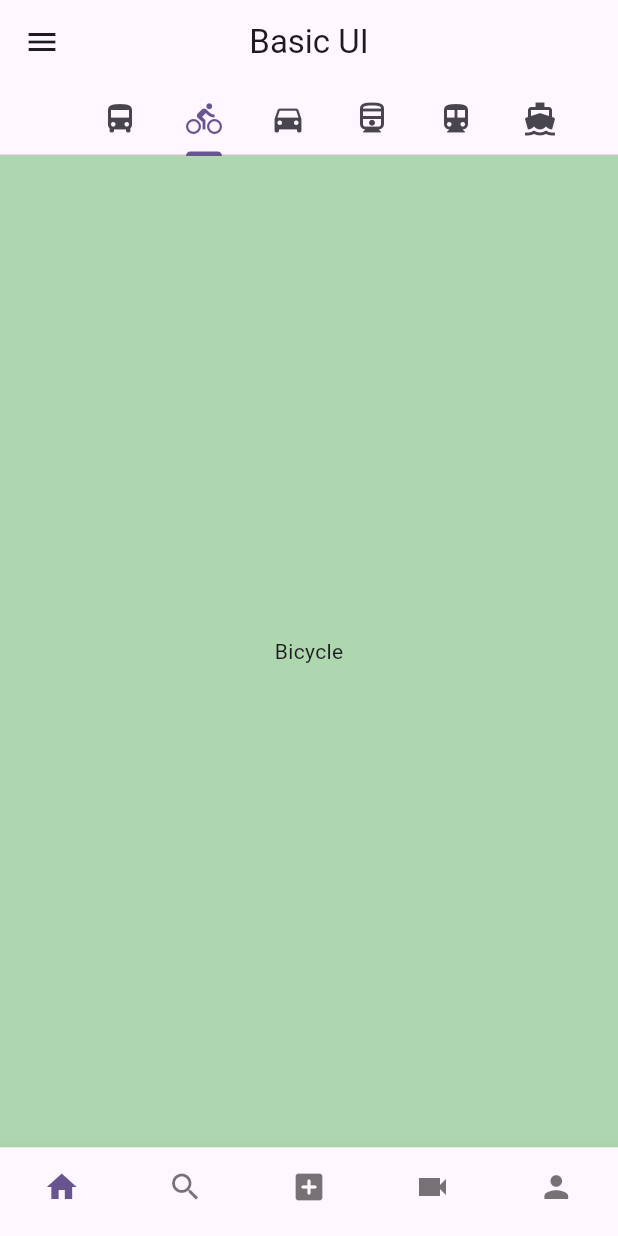
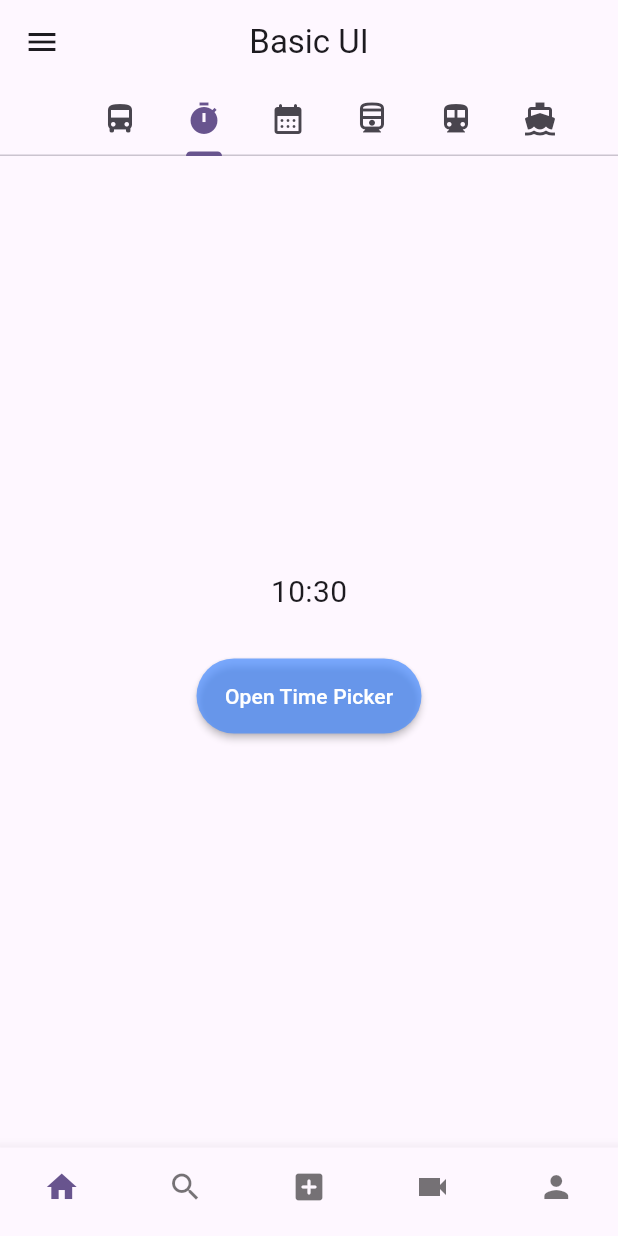
Before and after one commit to sabin79/Basic_UI, a Flutter app: the screen it shows after launch, tab 2 chosen, on a phone screen of 412 x 824 dp. Run offline on Flutter 3.47's test engine with Material 3 defaults, Android fonts, the phone set to English and light mode, and no system bars; our stand-ins replace flutter_svg.

Commit message:
Date and time picker

```diff
--- a/lib/bottom_tabs.dart
+++ b/lib/bottom_tabs.dart
@@ -1,4 +1,6 @@
+import 'package:basic_ui/date_picker.dart';
 import 'package:basic_ui/home_page.dart';
+import 'package:basic_ui/time_picker.dart';
 import 'package:flutter/material.dart';
 import 'package:flutter_svg/flutter_svg.dart';
 
@@ -43,10 +45,10 @@ class _BottomTabsState extends State<BottomTabs> {
                 icon: Icon(Icons.directions_bus),
               ),
               Tab(
-                icon: Icon(Icons.directions_bike),
+                icon: Icon(Icons.timer),
               ),
               Tab(
-                icon: Icon(Icons.directions_car),
+                icon: Icon(Icons.calendar_month_rounded),
               ),
               Tab(
                 icon: Icon(Icons.directions_railway_outlined),
@@ -62,22 +64,9 @@ class _BottomTabsState extends State<BottomTabs> {
           ),
         ),
         body: TabBarView(children: [
-          Container(
-            color: Colors.blue.withOpacity(0.4),
-            child: const Center(child: Text("Bus")),
-          ),
-          Container(
-            color: Colors.green.withOpacity(0.45),
-            child: const Center(
-              child: Text("Bicycle"),
-            ),
-          ),
-          Container(
-            color: Colors.purple.withOpacity(0.3),
-            child: const Center(
-              child: Text("Car"),
-            ),
-          ),
+          const BottomSheetPage(),
+          const TimePicker(),
+          const DatePickerPage(),
           Container(
             color: Colors.brown.withOpacity(0.3),
             child: const Center(
--- /dev/null
+++ b/lib/time_picker.dart
@@ -0,0 +1,57 @@
+import 'package:flutter/material.dart';
+
+class TimePicker extends StatefulWidget {
+  const TimePicker({super.key});
+
+  @override
+  State<TimePicker> createState() => _TimePickerState();
+}
+
+class _TimePickerState extends State<TimePicker> {
+  TimeOfDay _timeofDay = TimeOfDay.now();
+
+  @override
+  Widget build(BuildContext context) {
+    return Scaffold(
+      body: Center(
+        child: Column(
+          mainAxisAlignment: MainAxisAlignment.center,
+          crossAxisAlignment: CrossAxisAlignment.center,
+          children: [
+            Text(
+                '${_timeofDay.hour.toString().padLeft(2, '0')}:${_timeofDay.minute.toString().padLeft(2, '0')}',
+                style: const TextStyle(fontSize: 20)),
+            const SizedBox(
+              height: 30,
+            ),
+            MaterialButton(
+              onPressed: () {
+                _selectTime();
+              },
+              height: 50,
+              minWidth: 150,
+              color: Colors.blueAccent.withOpacity(0.7),
+              shape: RoundedRectangleBorder(
+                  borderRadius: BorderRadius.circular(25)),
+              child: const Text(
+                'Open Time Picker',
+                style: TextStyle(color: Colors.white),
+              ),
+            )
+          ],
+        ),
+      ),
+    );
+  }
+
+  Future<void> _selectTime() async {
+    TimeOfDay? picked =
+        await showTimePicker(context: context, initialTime: _timeofDay);
+
+    if (picked != null) {
+      setState(() {
+        _timeofDay = picked;
+      });
+    }
+  }
+}
```
Also changed, not shown: lib/date_picker.dart (added, +54 -0 lines).
